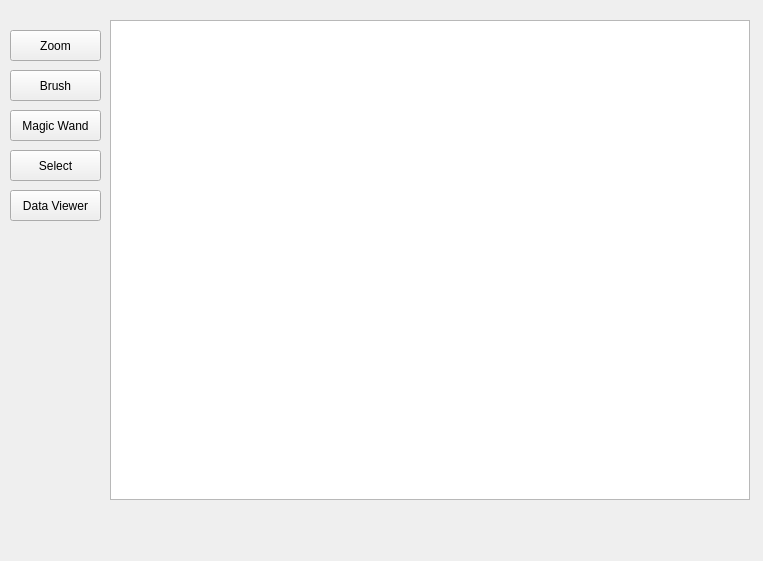
paulmthompson/WhiskerToolbox, file src/WhiskerToolbox/Media_Widget/Media_Widget.ui: the form before one commit.
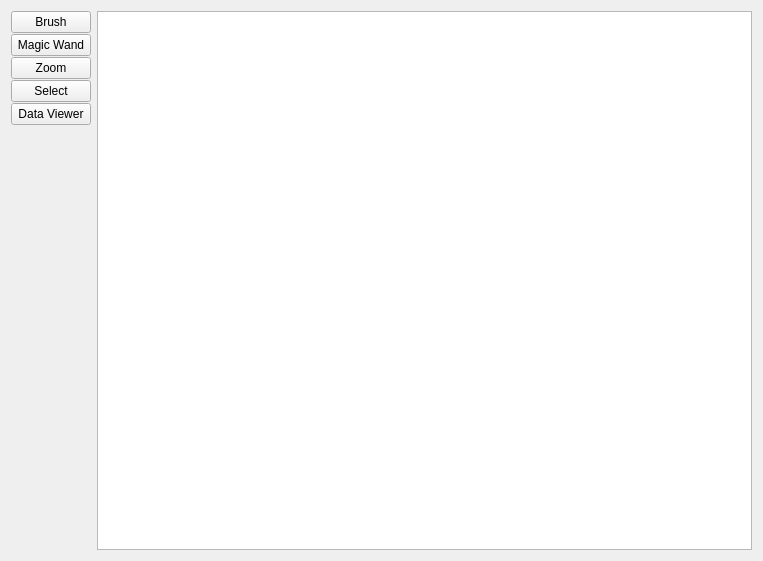
The form after the commit.

Commit message: can resize the media viewer

```diff
--- a/src/WhiskerToolbox/Media_Widget/Media_Widget.ui
+++ b/src/WhiskerToolbox/Media_Widget/Media_Widget.ui
@@ -10,93 +10,127 @@
     <height>561</height>
    </rect>
   </property>
+  <property name="sizePolicy">
+   <sizepolicy hsizetype="Preferred" vsizetype="Preferred">
+    <horstretch>0</horstretch>
+    <verstretch>0</verstretch>
+   </sizepolicy>
+  </property>
   <property name="windowTitle">
    <string>Form</string>
   </property>
-  <widget class="QGraphicsView" name="graphicsView">
-   <property name="geometry">
-    <rect>
-     <x>110</x>
-     <y>20</y>
-     <width>640</width>
-     <height>480</height>
-    </rect>
-   </property>
-   <property name="verticalScrollBarPolicy">
-    <enum>Qt::ScrollBarPolicy::ScrollBarAlwaysOff</enum>
-   </property>
-   <property name="horizontalScrollBarPolicy">
-    <enum>Qt::ScrollBarPolicy::ScrollBarAlwaysOff</enum>
-   </property>
-   <property name="sizeAdjustPolicy">
-    <enum>QAbstractScrollArea::SizeAdjustPolicy::AdjustToContents</enum>
-   </property>
-  </widget>
-  <widget class="QPushButton" name="pushButton">
-   <property name="geometry">
-    <rect>
-     <x>10</x>
-     <y>30</y>
-     <width>91</width>
-     <height>31</height>
-    </rect>
-   </property>
-   <property name="text">
-    <string>Zoom</string>
-   </property>
-  </widget>
+  <layout class="QHBoxLayout" name="horizontalLayout">
+   <item>
+    <layout class="QVBoxLayout" name="verticalLayout" stretch="0,0,0,0,0,0">
+     <property name="spacing">
+      <number>1</number>
+     </property>
+     <property name="sizeConstraint">
+      <enum>QLayout::SizeConstraint::SetMaximumSize</enum>
+     </property>
+     <item>
   <widget class="QPushButton" name="pushButton_2">
-   <property name="geometry">
-    <rect>
-     <x>10</x>
-     <y>70</y>
-     <width>91</width>
-     <height>31</height>
-    </rect>
+       <property name="sizePolicy">
+        <sizepolicy hsizetype="Fixed" vsizetype="Fixed">
+         <horstretch>0</horstretch>
+         <verstretch>0</verstretch>
+        </sizepolicy>
    </property>
    <property name="text">
     <string>Brush</string>
    </property>
   </widget>
+     </item>
+     <item>
   <widget class="QPushButton" name="pushButton_3">
-   <property name="geometry">
-    <rect>
-     <x>10</x>
-     <y>110</y>
-     <width>91</width>
-     <height>31</height>
-    </rect>
+       <property name="sizePolicy">
+        <sizepolicy hsizetype="Fixed" vsizetype="Fixed">
+         <horstretch>0</horstretch>
+         <verstretch>0</verstretch>
+        </sizepolicy>
    </property>
    <property name="text">
     <string>Magic Wand</string>
    </property>
   </widget>
+     </item>
+     <item>
+      <widget class="QPushButton" name="pushButton">
+       <property name="sizePolicy">
+        <sizepolicy hsizetype="Fixed" vsizetype="Fixed">
+         <horstretch>0</horstretch>
+         <verstretch>0</verstretch>
+        </sizepolicy>
+       </property>
+       <property name="text">
+        <string>Zoom</string>
+       </property>
+      </widget>
+     </item>
+     <item>
   <widget class="QPushButton" name="pushButton_4">
-   <property name="geometry">
-    <rect>
-     <x>10</x>
-     <y>150</y>
-     <width>91</width>
-     <height>31</height>
-    </rect>
+       <property name="sizePolicy">
+        <sizepolicy hsizetype="Fixed" vsizetype="Fixed">
+         <horstretch>0</horstretch>
+         <verstretch>0</verstretch>
+        </sizepolicy>
    </property>
    <property name="text">
     <string>Select</string>
    </property>
   </widget>
+     </item>
+     <item>
   <widget class="QPushButton" name="data_viewer_button">
-   <property name="geometry">
-    <rect>
-     <x>10</x>
-     <y>190</y>
-     <width>91</width>
-     <height>31</height>
-    </rect>
+       <property name="sizePolicy">
+        <sizepolicy hsizetype="Fixed" vsizetype="Fixed">
+         <horstretch>0</horstretch>
+         <verstretch>0</verstretch>
+        </sizepolicy>
    </property>
    <property name="text">
     <string>Data Viewer</string>
    </property>
   </widget>
+     </item>
+     <item>
+      <spacer name="verticalSpacer">
+       <property name="orientation">
+        <enum>Qt::Orientation::Vertical</enum>
+       </property>
+       <property name="sizeType">
+        <enum>QSizePolicy::Policy::Expanding</enum>
+       </property>
+       <property name="sizeHint" stdset="0">
+        <size>
+         <width>20</width>
+         <height>40</height>
+        </size>
+       </property>
+      </spacer>
+     </item>
+    </layout>
+   </item>
+   <item>
+    <widget class="QGraphicsView" name="graphicsView">
+     <property name="sizePolicy">
+      <sizepolicy hsizetype="Expanding" vsizetype="Expanding">
+       <horstretch>0</horstretch>
+       <verstretch>0</verstretch>
+      </sizepolicy>
+     </property>
+     <property name="verticalScrollBarPolicy">
+      <enum>Qt::ScrollBarPolicy::ScrollBarAlwaysOff</enum>
+     </property>
+     <property name="horizontalScrollBarPolicy">
+      <enum>Qt::ScrollBarPolicy::ScrollBarAlwaysOff</enum>
+     </property>
+     <property name="sizeAdjustPolicy">
+      <enum>QAbstractScrollArea::SizeAdjustPolicy::AdjustToContents</enum>
+     </property>
+    </widget>
+   </item>
+  </layout>
  </widget>
  <resources/>
  <connections/>
```
Lines whose indentation alone changed are shown as unchanged. The commit also changes 3 other files.
